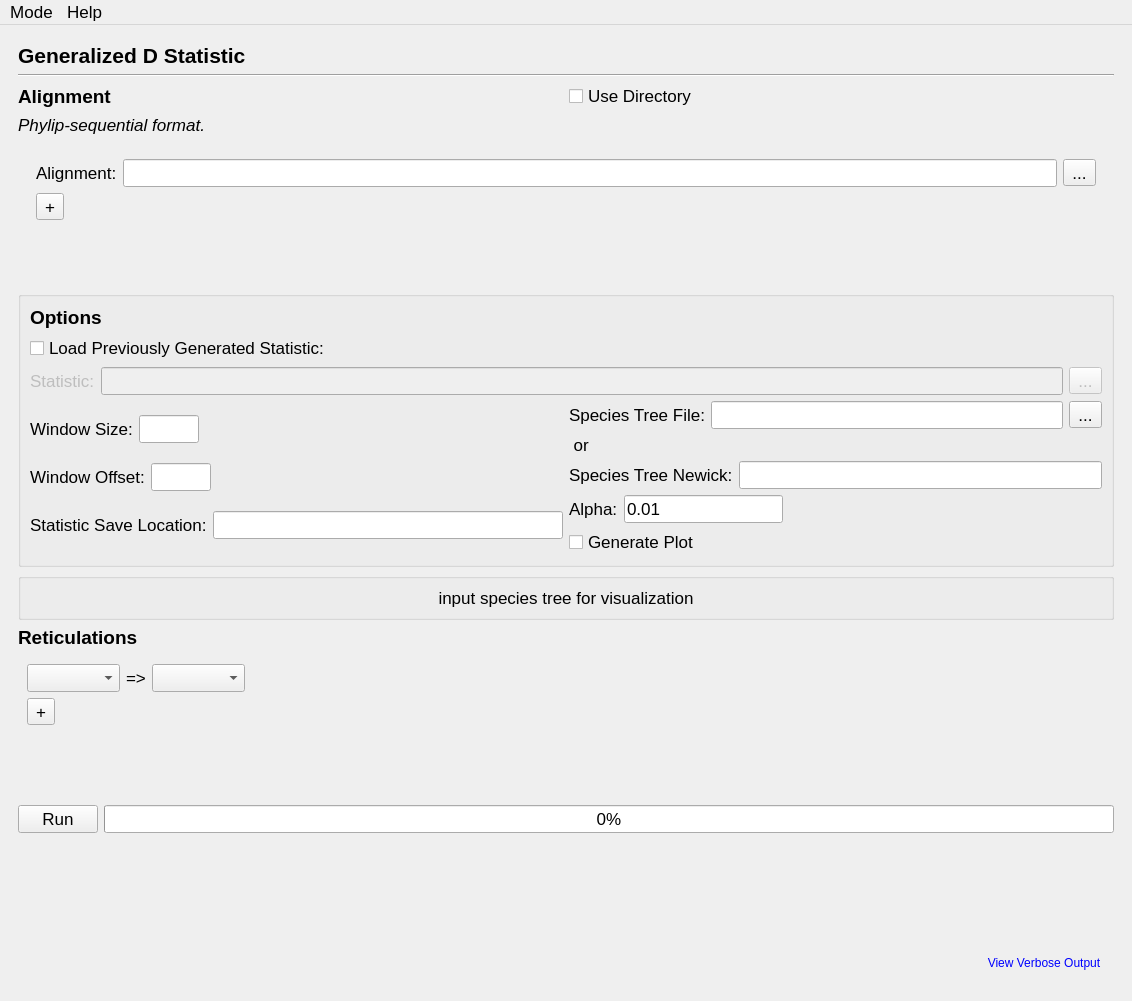
First picture: the form in module/gui_layout.ui, repository chilleo/ALPHA, before the edit.
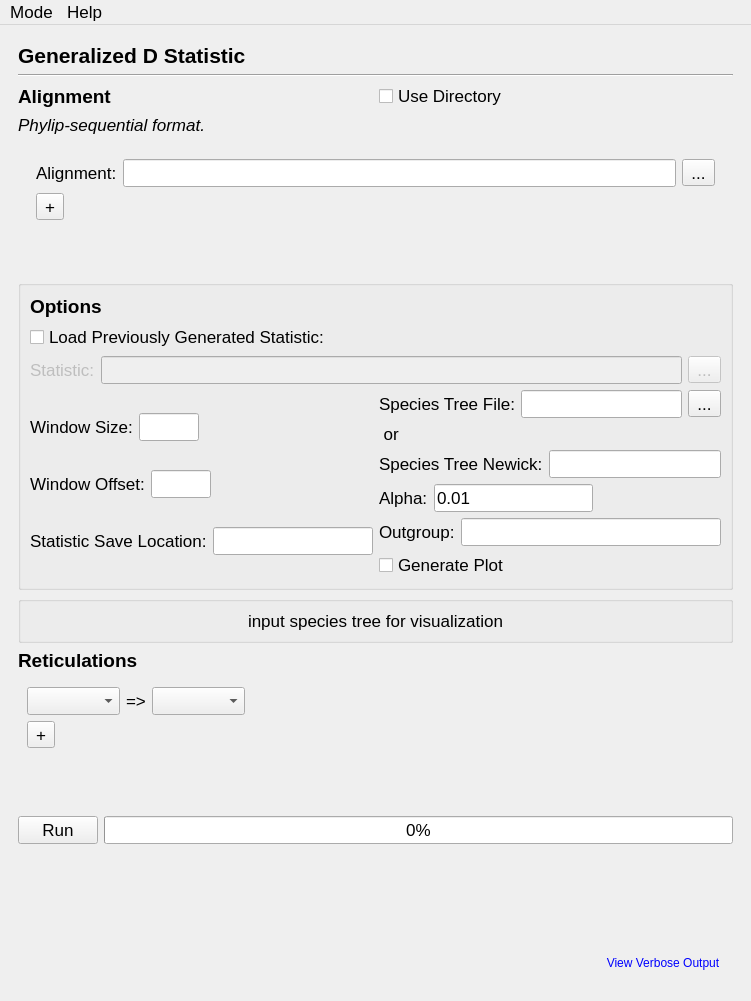
Second picture: the form after the edit. The open tabs and pages were chosen to show the change.

Diff of the .ui file:
```diff
--- a/module/gui_layout.ui
+++ b/module/gui_layout.ui
@@ -6,7 +6,7 @@
    <rect>
     <x>0</x>
     <y>0</y>
-    <width>1132</width>
+    <width>751</width>
     <height>1001</height>
    </rect>
   </property>
@@ -3484,8 +3484,8 @@
                       <rect>
                        <x>0</x>
                        <y>0</y>
-                       <width>268</width>
-                       <height>104</height>
+                       <width>677</width>
+                       <height>108</height>
                       </rect>
                      </property>
                      <layout class="QVBoxLayout" name="verticalLayout_19">
@@ -3878,6 +3878,23 @@
                        </item>
                       </layout>
                      </item>
+                     <item>
+                      <layout class="QHBoxLayout" name="horizontalLayout_73">
+                       <property name="bottomMargin">
+                        <number>0</number>
+                       </property>
+                       <item>
+                        <widget class="QLabel" name="label_50">
+                         <property name="text">
+                          <string>Outgroup:</string>
+                         </property>
+                        </widget>
+                       </item>
+                       <item>
+                        <widget class="QLineEdit" name="lineEdit"/>
+                       </item>
+                      </layout>
+                     </item>
                      <item>
                       <layout class="QHBoxLayout" name="horizontalLayout_62">
                        <item>
@@ -3963,8 +3980,8 @@
                   <rect>
                    <x>0</x>
                    <y>0</y>
-                   <width>275</width>
-                   <height>104</height>
+                   <width>701</width>
+                   <height>112</height>
                   </rect>
                  </property>
                  <layout class="QVBoxLayout" name="verticalLayout_31">
@@ -4093,8 +4110,8 @@
                       <rect>
                        <x>0</x>
                        <y>0</y>
-                       <width>35</width>
-                       <height>48</height>
+                       <width>677</width>
+                       <height>76</height>
                       </rect>
                      </property>
                      <layout class="QVBoxLayout" name="verticalLayout_34">
@@ -4232,8 +4249,8 @@
     <rect>
      <x>0</x>
      <y>0</y>
-     <width>1132</width>
-     <height>26</height>
+     <width>751</width>
+     <height>22</height>
     </rect>
    </property>
    <property name="styleSheet">
```
Left out of the diff: 14 changed lines with no effect on the pictures.
